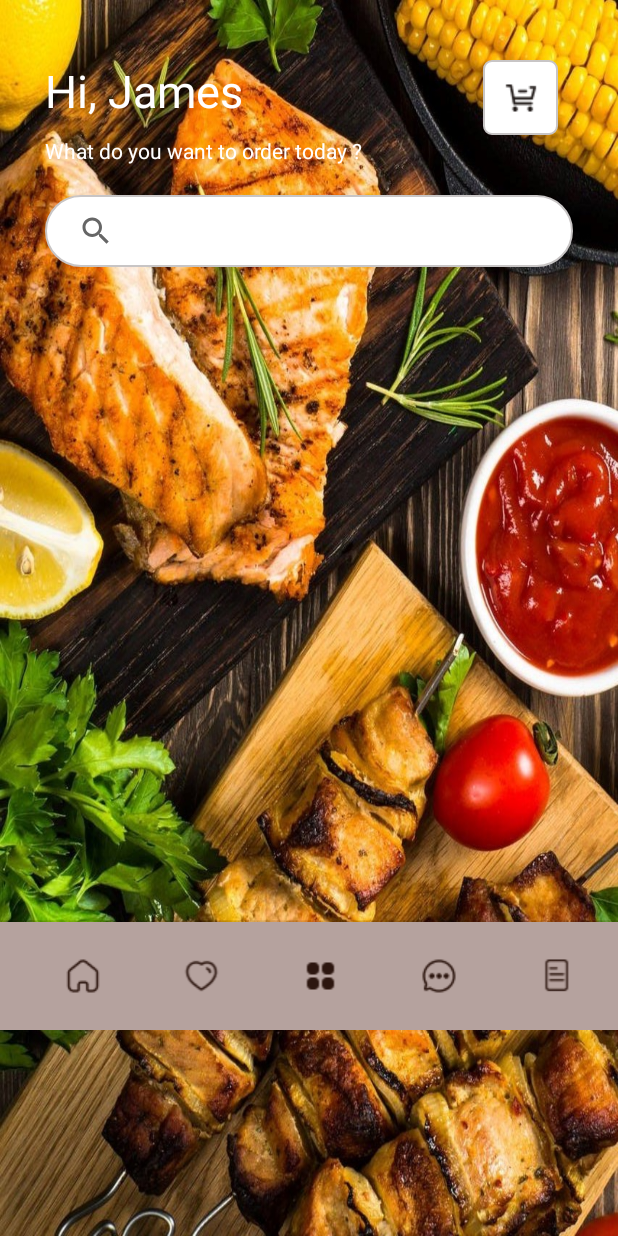
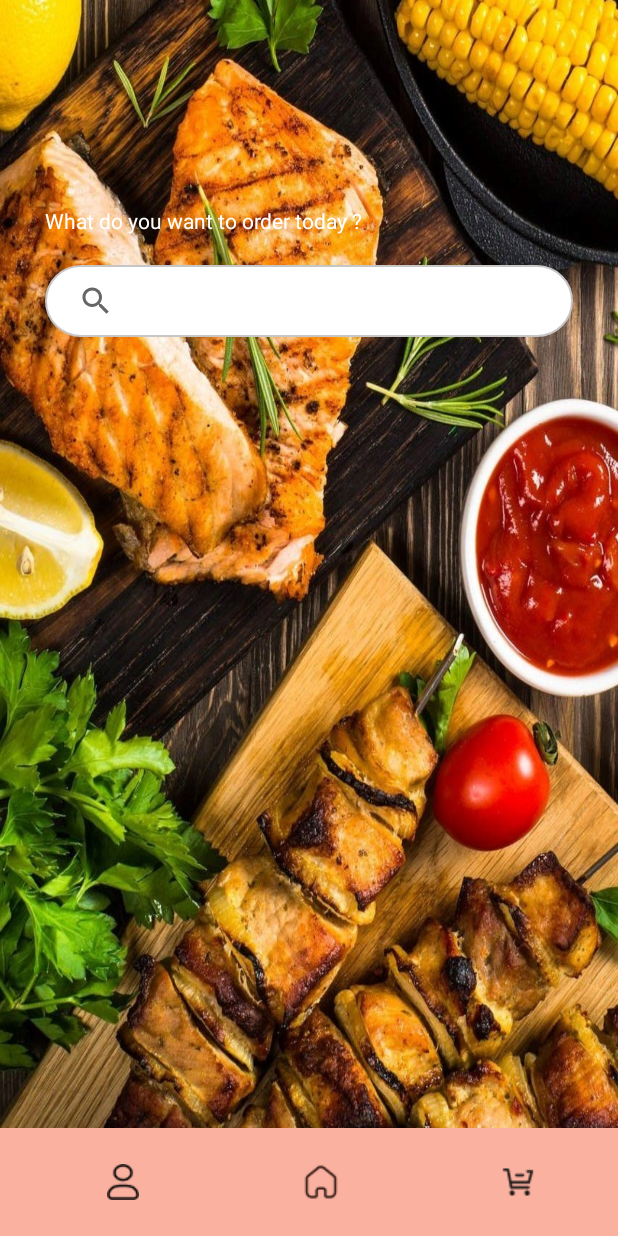
Before and after one commit to khoapham1003/FoodOrderingApp, an Android app: the layout activity_main.xml on its own in the app's theme, with its tools: preview values and no code run, on a phone screen of 412 x 824 dp. Run offline under Robolectric (Android 15) with nearby library versions, the phone set to English and light mode, and no system bars.

Commit message:
fix layout bottom navigation

```diff
--- a/FoodOrderingApp/app/src/main/res/drawable/button_top.xml
+++ b/FoodOrderingApp/app/src/main/res/drawable/button_top.xml
@@ -4,7 +4,7 @@
         <shape android:shape="rectangle">
             <solid android:color="#ffffffff"/>
             <corners android:radius="5dp" />
-            <stroke android:color="#c8c5c5" android:width="1dp" />
+             />
         </shape>
     </item>
 </selector>
--- a/FoodOrderingApp/app/src/main/res/layout/activity_main.xml
+++ b/FoodOrderingApp/app/src/main/res/layout/activity_main.xml
@@ -1,5 +1,5 @@
 <?xml version="1.0" encoding="utf-8"?>
-<LinearLayout xmlns:android="http://schemas.android.com/apk/res/android"
+<androidx.constraintlayout.widget.ConstraintLayout xmlns:android="http://schemas.android.com/apk/res/android"
     xmlns:app="http://schemas.android.com/apk/res-auto"
     xmlns:tools="http://schemas.android.com/tools"
     android:layout_width="match_parent"
@@ -11,9 +11,11 @@
     <ScrollView
         android:id="@+id/scrollView3"
         android:layout_width="match_parent"
-        android:layout_height="613dp"
-        tools:layout_editor_absoluteX="0dp"
-        tools:layout_editor_absoluteY="0dp">
+        android:layout_height="659dp"
+        app:layout_constraintBottom_toTopOf="@+id/coordinatorLayout"
+        app:layout_constraintEnd_toEndOf="parent"
+        app:layout_constraintStart_toStartOf="parent"
+        app:layout_constraintTop_toTopOf="parent">
 
         <LinearLayout
             android:layout_width="match_parent"
@@ -31,7 +33,6 @@
                     android:layout_height="wrap_content"
                     android:layout_marginStart="30dp"
                     android:layout_marginTop="40dp"
-                    android:text="Hi, James"
                     android:textColor="@color/white"
                     android:textSize="30dp"
                     app:layout_constraintStart_toStartOf="parent"
@@ -47,16 +48,16 @@
                     app:layout_constraintStart_toStartOf="@+id/btnProfile"
                     app:layout_constraintTop_toBottomOf="@+id/btnProfile" />
 
-                <ImageButton
-                    android:id="@+id/btnToCart"
-                    android:layout_width="50dp"
-                    android:layout_height="50dp"
-                    android:layout_margin="40dp"
-                    android:background="@drawable/button_top"
-                    android:padding="5dp"
-                    app:layout_constraintEnd_toEndOf="parent"
-                    app:layout_constraintTop_toTopOf="parent"
-                    app:srcCompat="@drawable/cart" />
+                <!--                <ImageButton-->
+                <!--                    android:id="@+id/btnToCart"-->
+                <!--                    android:layout_width="50dp"-->
+                <!--                    android:layout_height="50dp"-->
+                <!--                    android:layout_margin="40dp"-->
+                <!--                    android:background="@drawable/button_top"-->
+                <!--                    android:padding="5dp"-->
+                <!--                    app:layout_constraintEnd_toEndOf="parent"-->
+                <!--                    app:layout_constraintTop_toTopOf="parent"-->
+                <!--                    app:srcCompat="@drawable/cart" />-->
 
                 <androidx.constraintlayout.widget.ConstraintLayout
                     android:id="@+id/constraintLayout"
@@ -284,11 +285,13 @@
 
 
     </ScrollView>
+
     <!-- bottom-navigation    -->
     <androidx.coordinatorlayout.widget.CoordinatorLayout
+        android:id="@+id/coordinatorLayout"
         android:layout_width="match_parent"
-        android:layout_height="73dp"
-        app:layout_constraintBottom_toBottomOf="@+id/scrollView3"
+        android:layout_height="wrap_content"
+        app:layout_constraintBottom_toBottomOf="parent"
         app:layout_constraintEnd_toEndOf="parent"
         app:layout_constraintStart_toStartOf="parent">
 
@@ -297,7 +300,7 @@
             android:layout_width="match_parent"
             android:layout_height="wrap_content"
             android:layout_gravity="bottom"
-            android:backgroundTint="#B5A29E"
+            android:backgroundTint="#fab1a0"
             app:fabCradleMargin="8dp"
             app:fabCradleRoundedCornerRadius="50dp"
             app:fabCradleVerticalOffset="6dp">
@@ -308,7 +311,23 @@
                 android:orientation="horizontal">
 
                 <LinearLayout
-                    android:id="@+id/homeBtn"
+                    android:layout_width="0dp"
+                    android:id="@+id/btnToUser"
+                    android:layout_height="match_parent"
+                    android:layout_weight="0.2"
+                    android:gravity="center"
+                    android:orientation="vertical">
+
+                    <ImageView
+                        android:id="@+id/imageView575"
+                        android:layout_width="wrap_content"
+                        android:layout_height="wrap_content"
+                        app:srcCompat="@drawable/user1" />
+
+                </LinearLayout>
+
+                <LinearLayout
+                    android:id="@+id/btnToHome"
                     android:layout_width="0dp"
                     android:layout_height="match_parent"
                     android:layout_weight="0.2"
@@ -324,62 +343,19 @@
                 </LinearLayout>
 
                 <LinearLayout
+                    android:id="@+id/btnToCart"
                     android:layout_width="0dp"
                     android:layout_height="match_parent"
+                    android:layout_gravity="center"
                     android:layout_weight="0.2"
-                    android:orientation="vertical">
-
-                    <ImageView
-                        android:id="@+id/imageView575"
-                        android:layout_width="match_parent"
-                        android:layout_height="wrap_content"
-                        app:srcCompat="@drawable/heart_bottom" />
-
-                </LinearLayout>
-
-                <LinearLayout
-                    android:layout_width="0dp"
-                    android:layout_height="match_parent"
-                    android:layout_weight="0.2"
-                    android:orientation="vertical"
-                    android:visibility="visible">
-
-                    <ImageView
-                        android:id="@+id/imageView5775"
-                        android:layout_width="match_parent"
-                        android:layout_height="wrap_content"
-                        android:layout_weight="1"
-                        app:srcCompat="@drawable/menu_bottom" />
-
-                </LinearLayout>
-
-                <LinearLayout
-                    android:layout_width="0dp"
-                    android:layout_height="match_parent"
-                    android:layout_weight="0.2"
-                    android:orientation="vertical">
-
-                    <ImageView
-                        android:id="@+id/imageView589"
-                        android:layout_width="match_parent"
-                        android:layout_height="wrap_content"
-                        android:layout_weight="1"
-                        app:srcCompat="@drawable/chat_bottom" />
-
-                </LinearLayout>
-
-                <LinearLayout
-                    android:layout_width="0dp"
-                    android:layout_height="match_parent"
-                    android:layout_weight="0.2"
+                    android:gravity="center"
                     android:orientation="vertical">
 
                     <ImageView
                         android:id="@+id/imageView554"
-                        android:layout_width="match_parent"
+                        android:layout_width="wrap_content"
                         android:layout_height="wrap_content"
-                        android:layout_weight="1"
-                        app:srcCompat="@drawable/order_bottom" />
+                        app:srcCompat="@drawable/cart" />
 
                 </LinearLayout>
 
@@ -391,5 +367,7 @@
 
     </androidx.coordinatorlayout.widget.CoordinatorLayout>
 
+
+
     <!---->
-</LinearLayout>
+</androidx.constraintlayout.widget.ConstraintLayout>
```
Also changed, not shown: FoodOrderingApp/app/src/main/java/com/example/foodorderingapp/MainActivity.java (+14 -2 lines), FoodOrderingApp/app/src/main/res/layout/item_food.xml (+12 -7 lines), FoodOrderingApp/app/src/main/res/layout/product_page.xml (+15 -42 lines), FoodOrderingApp/app/src/main/res/drawable/daucong.png (added), FoodOrderingApp/app/src/main/res/drawable/dautru.png (added), FoodOrderingApp/app/src/main/res/drawable/user.png (added), FoodOrderingApp/app/src/main/res/drawable/user1.png (added), 449 other files. Lines whose indentation alone changed are shown as unchanged.
